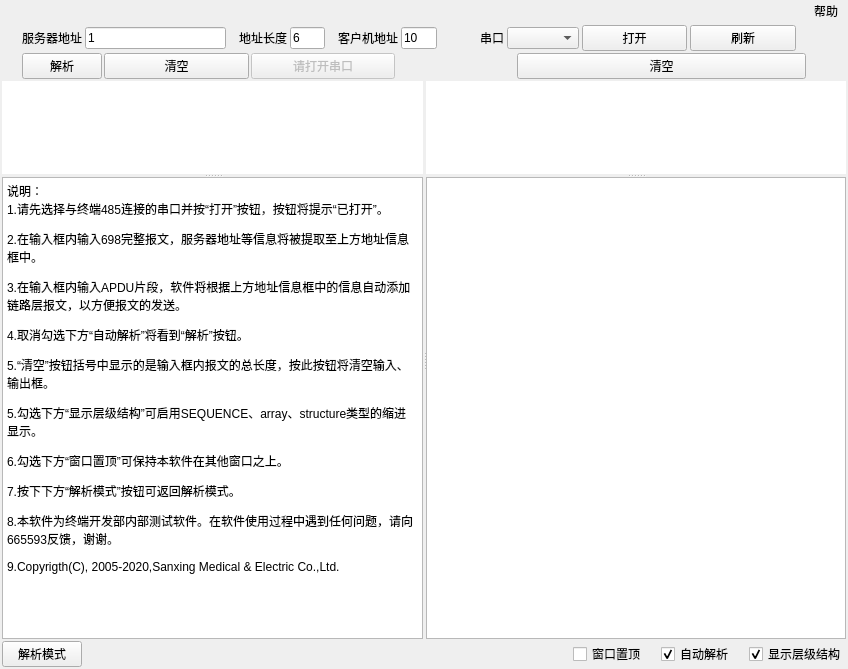
Qt form UI/serial_window.ui (KayFelicities/698trans) before a commit.
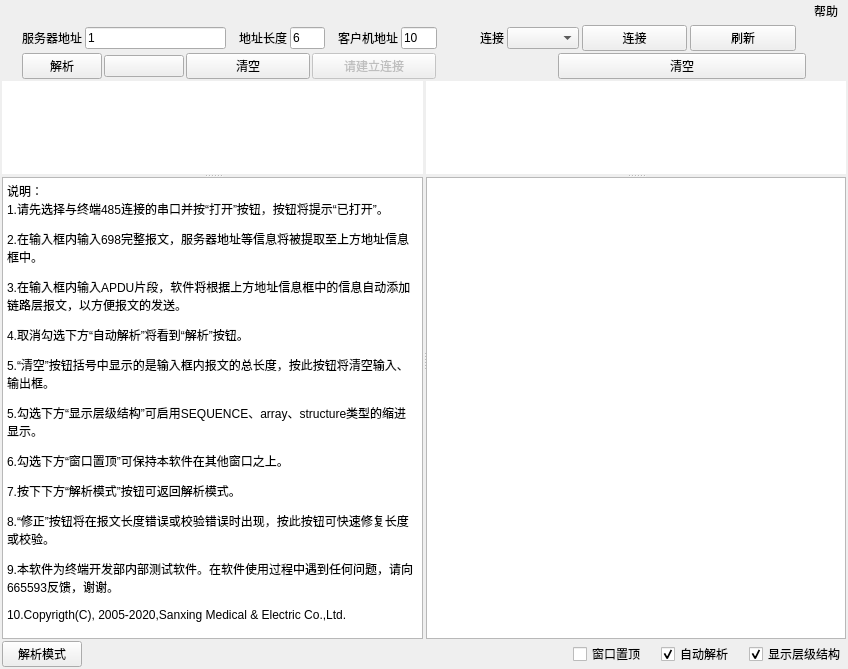
The same form after that commit. Icons and pictures are not drawn.

Patch:
```diff
--- a/UI/serial_window.ui
+++ b/UI/serial_window.ui
@@ -183,7 +183,7 @@
       <item>
        <widget class="QLabel" name="label">
         <property name="text">
-         <string>串口</string>
+         <string>连接</string>
         </property>
        </widget>
       </item>
@@ -206,7 +206,7 @@
          </sizepolicy>
         </property>
         <property name="text">
-         <string>打开</string>
+         <string>连接</string>
         </property>
        </widget>
       </item>
@@ -269,6 +269,13 @@
         </property>
        </widget>
       </item>
+      <item>
+       <widget class="QPushButton" name="quick_fix_button">
+        <property name="text">
+         <string> </string>
+        </property>
+       </widget>
+      </item>
       <item>
        <widget class="QPushButton" name="send_clear_button">
         <property name="sizePolicy">
@@ -294,7 +301,7 @@
          </sizepolicy>
         </property>
         <property name="text">
-         <string>请打开串口</string>
+         <string>请建立连接</string>
         </property>
        </widget>
       </item>
@@ -456,8 +463,9 @@
 &lt;p style=&quot; margin-top:12px; margin-bottom:12px; margin-left:0px; margin-right:0px; -qt-block-indent:0; text-indent:0px;&quot;&gt;5.勾选下方“显示层级结构”可启用SEQUENCE、array、structure类型的缩进显示。&lt;/p&gt;
 &lt;p style=&quot; margin-top:12px; margin-bottom:12px; margin-left:0px; margin-right:0px; -qt-block-indent:0; text-indent:0px;&quot;&gt;6.勾选下方“窗口置顶”可保持本软件在其他窗口之上。&lt;/p&gt;
 &lt;p style=&quot; margin-top:12px; margin-bottom:12px; margin-left:0px; margin-right:0px; -qt-block-indent:0; text-indent:0px;&quot;&gt;7.按下下方“解析模式”按钮可返回解析模式。&lt;/p&gt;
-&lt;p style=&quot; margin-top:12px; margin-bottom:12px; margin-left:0px; margin-right:0px; -qt-block-indent:0; text-indent:0px;&quot;&gt;8.本软件为终端开发部内部测试软件。在软件使用过程中遇到任何问题，请向665593反馈，谢谢。&lt;/p&gt;
-&lt;p style=&quot; margin-top:12px; margin-bottom:12px; margin-left:0px; margin-right:0px; -qt-block-indent:0; text-indent:0px;&quot;&gt;9.Copyrigth(C), 2005-2020,Sanxing Medical &amp;amp; Electric Co.,Ltd.&lt;/p&gt;&lt;/body&gt;&lt;/html&gt;</string>
+&lt;p style=&quot; margin-top:12px; margin-bottom:12px; margin-left:0px; margin-right:0px; -qt-block-indent:0; text-indent:0px;&quot;&gt;8.“修正”按钮将在报文长度错误或校验错误时出现，按此按钮可快速修复长度或校验。&lt;/p&gt;
+&lt;p style=&quot; margin-top:12px; margin-bottom:12px; margin-left:0px; margin-right:0px; -qt-block-indent:0; text-indent:0px;&quot;&gt;9.本软件为终端开发部内部测试软件。在软件使用过程中遇到任何问题，请向665593反馈，谢谢。&lt;/p&gt;
+&lt;p style=&quot; margin-top:12px; margin-bottom:12px; margin-left:0px; margin-right:0px; -qt-block-indent:0; text-indent:0px;&quot;&gt;10.Copyrigth(C), 2005-2020,Sanxing Medical &amp;amp; Electric Co.,Ltd.&lt;/p&gt;&lt;/body&gt;&lt;/html&gt;</string>
         </property>
        </widget>
       </widget>
```
